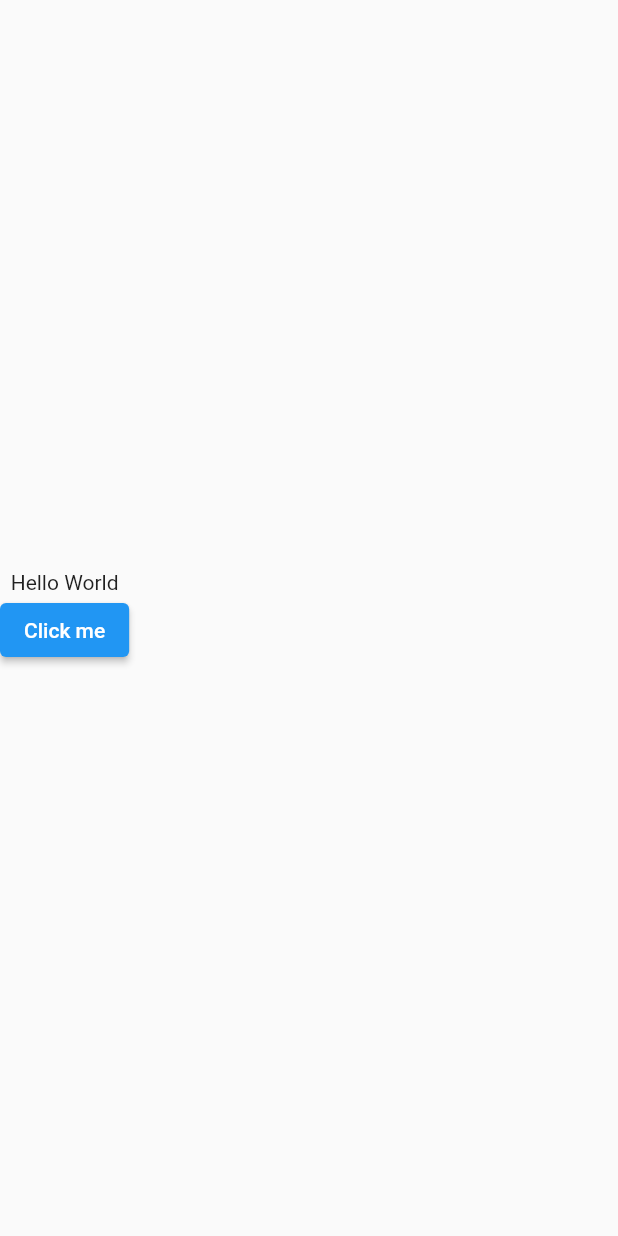
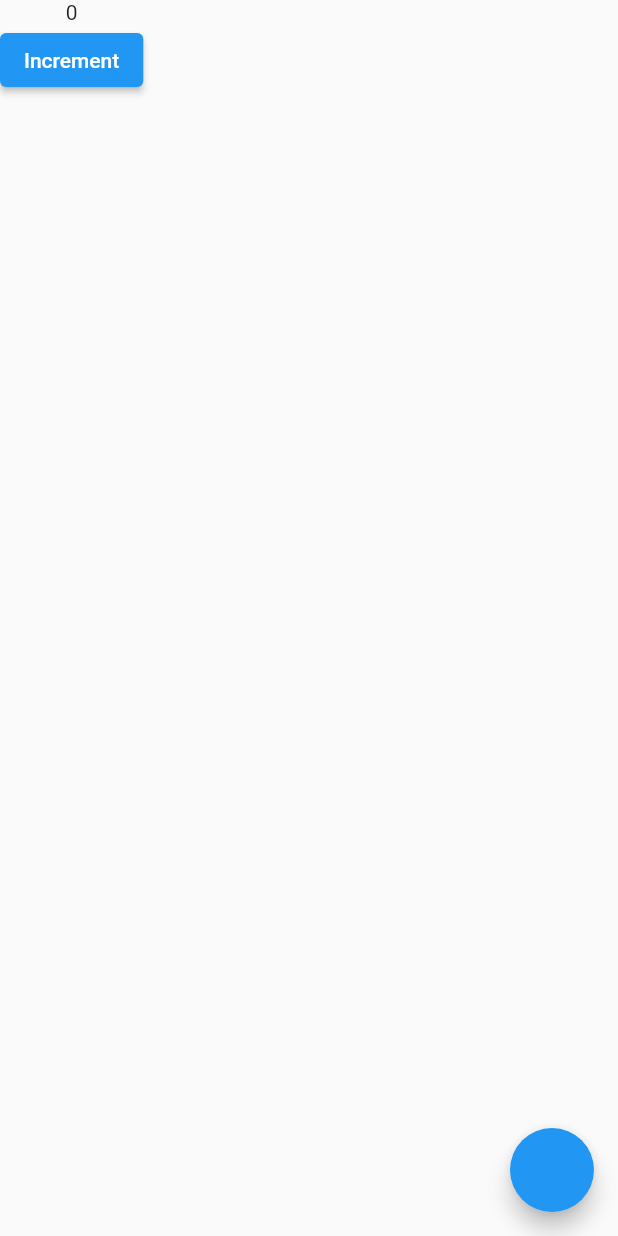
Before and after one commit to Kakon007/river_pod, a Flutter app: the screen it shows after launch, on a phone screen of 412 x 824 dp. Run offline on Flutter 3.47's test engine with Material 2 defaults, Android fonts, the phone set to English and light mode, and no system bars; our stand-ins replace flutter_riverpod.

Commit message:
Counter app practice

```diff
--- /dev/null
+++ b/lib/counter.dart
@@ -0,0 +1,32 @@
+import 'package:flutter/material.dart';
+import 'package:flutter_riverpod/flutter_riverpod.dart';
+
+var incrementNumber = StateProvider<int>((ref) => 0);
+
+class Counter extends ConsumerWidget {
+  const Counter({super.key});
+
+  @override
+  Widget build(BuildContext context, WidgetRef ref) {
+    var value = ref.watch(incrementNumber);
+    return SafeArea(
+      child: Scaffold(
+        body: Column(
+          children: [
+            Text('$value'),
+            ElevatedButton(
+                onPressed: () {
+                  ref.read(incrementNumber.notifier).state--;
+                },
+                child: const Text('Increment'))
+          ],
+        ),
+        floatingActionButton: FloatingActionButton(
+          onPressed: () {
+            ref.read(incrementNumber.notifier).state++;
+          },
+        ),
+      ),
+    );
+  }
+}
--- a/lib/main.dart
+++ b/lib/main.dart
@@ -1,8 +1,9 @@
 import 'package:flutter/material.dart';
 import 'package:flutter_riverpod/flutter_riverpod.dart';
+import 'package:river_pod/counter.dart';
 import 'package:river_pod/simple_hello_world.dart';
 
 var helloWorld=StateProvider<String>(((ref) => 'Hello World'));
 void main() {
-  runApp( ProviderScope(child: MyApp()));
+  runApp( ProviderScope(child: MaterialApp(home: Counter())));
 }
```
